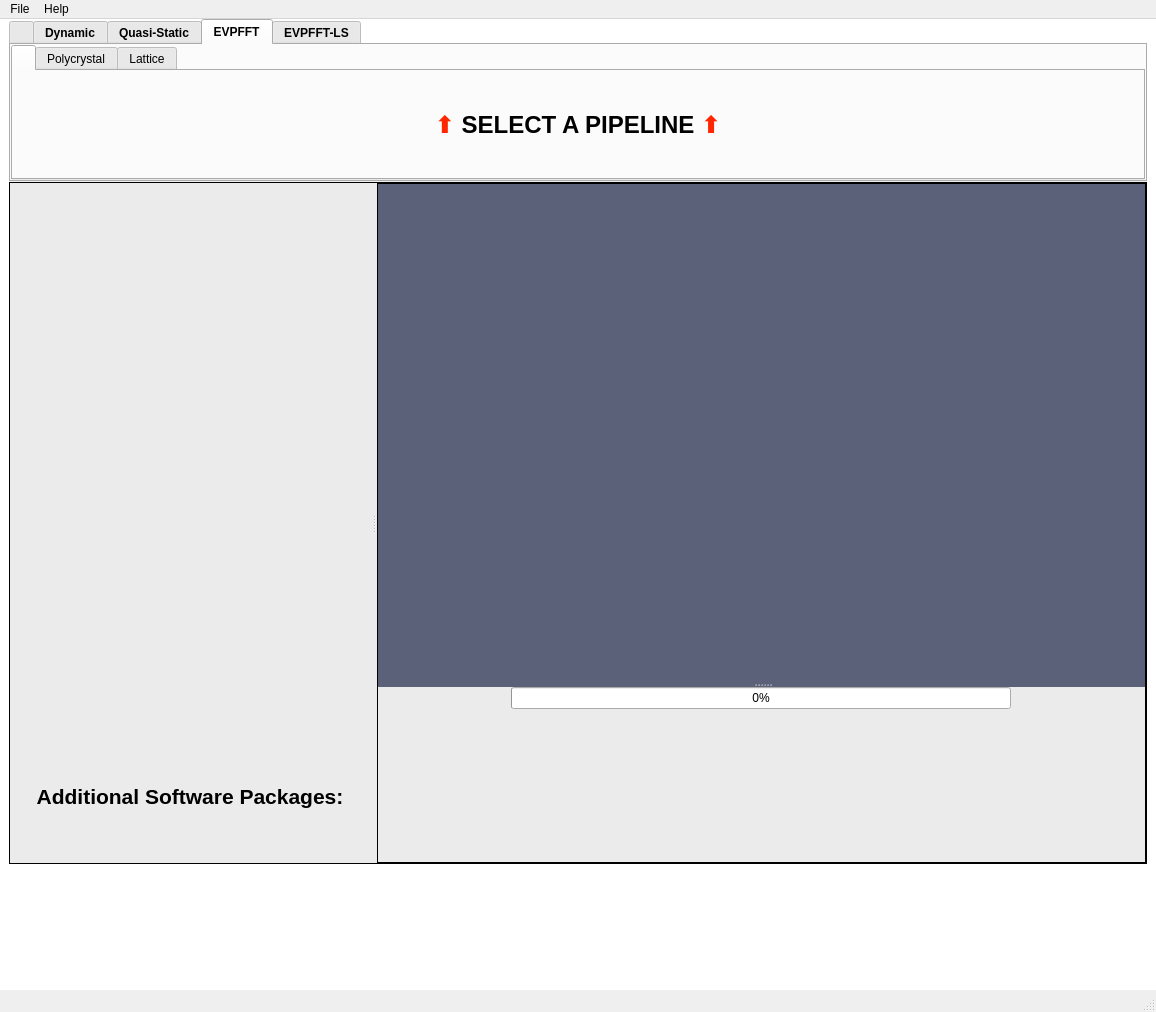
Before: the Qt Designer form python/FIERRO-GUI/fierro_gui/FIERRO_GUI.ui in lanl/Fierro, drawn with Qt 5.
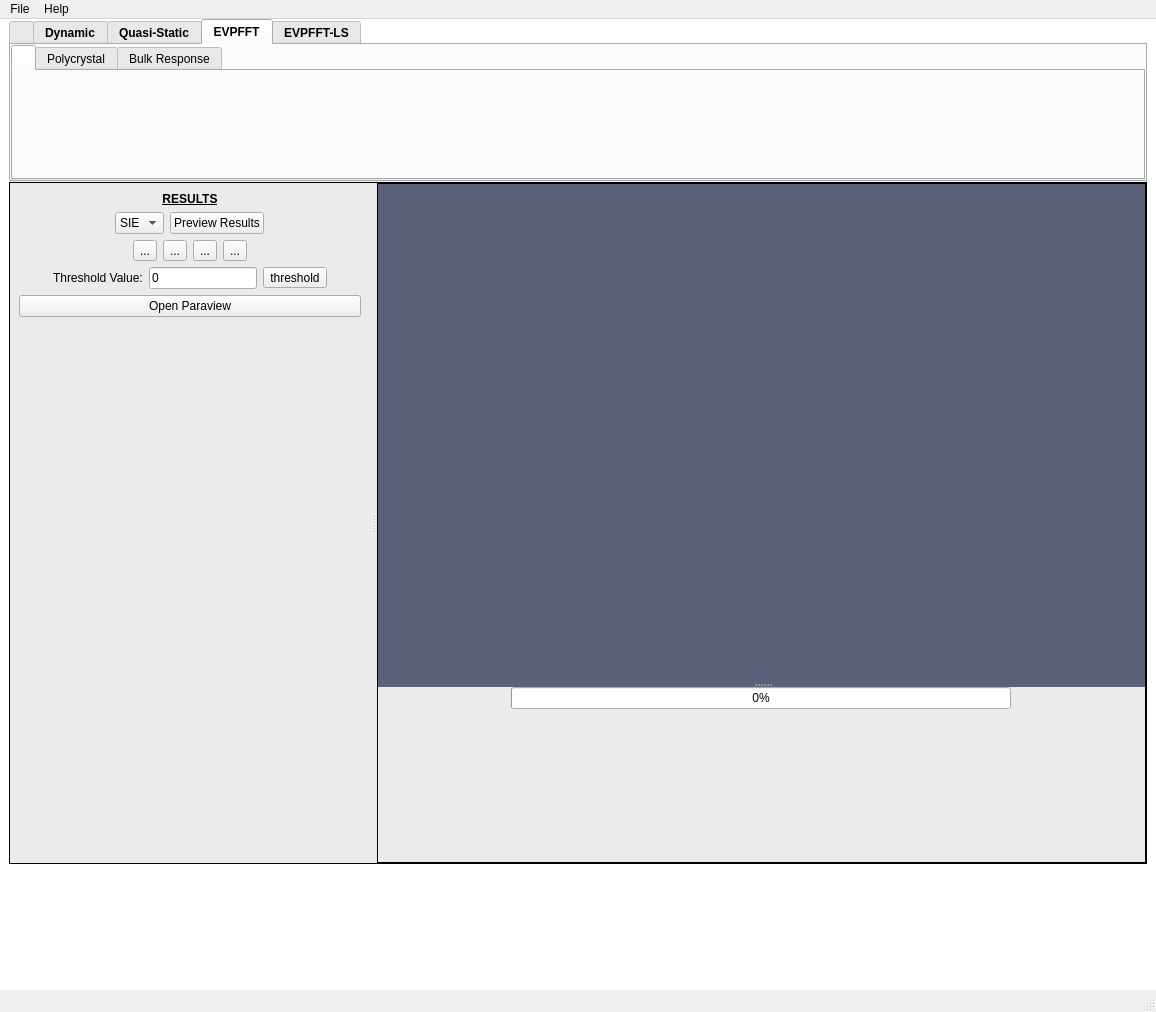
After: the same form once the commit is applied. The open tabs and pages were chosen to show the change. Icons and pictures are not drawn.

Diff of the .ui file:
```diff
--- a/python/FIERRO-GUI/fierro_gui/FIERRO_GUI.ui
+++ b/python/FIERRO-GUI/fierro_gui/FIERRO_GUI.ui
@@ -1085,7 +1085,7 @@
             <item>
              <widget class="QLabel" name="label_3">
               <property name="text">
-               <string>&lt;html&gt;&lt;head/&gt;&lt;body&gt;&lt;p align=&quot;center&quot;&gt;&lt;span style=&quot; font-size:18pt; font-weight:700; color:#ff2600;&quot;&gt;⬆&lt;/span&gt;&lt;span style=&quot; font-size:18pt; font-weight:700;&quot;&gt; SELECT A PIPELINE &lt;/span&gt;&lt;span style=&quot; font-size:18pt; font-weight:700; color:#ff2600;&quot;&gt;⬆&lt;/span&gt;&lt;/p&gt;&lt;/body&gt;&lt;/html&gt;</string>
+               <string>&lt;html&gt;&lt;head/&gt;&lt;body&gt;&lt;p align=&quot;center&quot;&gt;&lt;br/&gt;&lt;/p&gt;&lt;/body&gt;&lt;/html&gt;</string>
               </property>
              </widget>
             </item>
@@ -1235,7 +1235,7 @@
           </widget>
           <widget class="QWidget" name="EVPFFTHomogenization">
            <attribute name="title">
-            <string>Lattice</string>
+            <string>Bulk Response</string>
            </attribute>
            <layout class="QVBoxLayout" name="verticalLayout_6">
             <property name="spacing">
@@ -6239,6 +6239,239 @@
             </item>
            </layout>
           </widget>
+          <widget class="QWidget" name="ResultsSGH">
+           <layout class="QVBoxLayout" name="verticalLayout_38">
+            <item>
+             <widget class="QLabel" name="LResultsSGH">
+              <property name="text">
+               <string>&lt;html&gt;&lt;head/&gt;&lt;body&gt;&lt;p align=&quot;center&quot;&gt;&lt;span style=&quot; font-weight:700; text-decoration: underline; color:#000000;&quot;&gt;RESULTS&lt;/span&gt;&lt;/p&gt;&lt;/body&gt;&lt;/html&gt;</string>
+              </property>
+             </widget>
+            </item>
+            <item alignment="Qt::AlignHCenter">
+             <widget class="QFrame" name="frame_15">
+              <property name="frameShape">
+               <enum>QFrame::NoFrame</enum>
+              </property>
+              <property name="frameShadow">
+               <enum>QFrame::Raised</enum>
+              </property>
+              <layout class="QHBoxLayout" name="horizontalLayout_17">
+               <property name="leftMargin">
+                <number>0</number>
+               </property>
+               <property name="topMargin">
+                <number>0</number>
+               </property>
+               <property name="rightMargin">
+                <number>0</number>
+               </property>
+               <property name="bottomMargin">
+                <number>0</number>
+               </property>
+               <item>
+                <widget class="QComboBox" name="INOuputVarSGH">
+                 <item>
+                  <property name="text">
+                   <string>SIE</string>
+                  </property>
+                 </item>
+                </widget>
+               </item>
+               <item>
+                <widget class="QPushButton" name="BPreviewResultsSGH">
+                 <property name="text">
+                  <string>Preview Results</string>
+                 </property>
+                </widget>
+               </item>
+              </layout>
+             </widget>
+            </item>
+            <item alignment="Qt::AlignHCenter">
+             <widget class="QFrame" name="frame_13">
+              <property name="frameShape">
+               <enum>QFrame::NoFrame</enum>
+              </property>
+              <property name="frameShadow">
+               <enum>QFrame::Raised</enum>
+              </property>
+              <layout class="QHBoxLayout" name="horizontalLayout_12">
+               <property name="leftMargin">
+                <number>0</number>
+               </property>
+               <property name="topMargin">
+                <number>0</number>
+               </property>
+               <property name="rightMargin">
+                <number>0</number>
+               </property>
+               <property name="bottomMargin">
+                <number>0</number>
+               </property>
+               <item>
+                <widget class="QToolButton" name="BFirstFrame">
+                 <property name="text">
+                  <string>...</string>
+                 </property>
+                 <property name="icon">
+                  <iconset resource="Icons/IconResourceFile.qrc">
+                   <normaloff>:/Blue Icons/Blue Icons/FirstFrame.svg</normaloff>:/Blue Icons/Blue Icons/FirstFrame.svg</iconset>
+                 </property>
+                 <property name="iconSize">
+                  <size>
+                   <width>32</width>
+                   <height>32</height>
+                  </size>
+                 </property>
+                 <property name="popupMode">
+                  <enum>QToolButton::DelayedPopup</enum>
+                 </property>
+                 <property name="toolButtonStyle">
+                  <enum>Qt::ToolButtonIconOnly</enum>
+                 </property>
+                 <property name="autoRaise">
+                  <bool>false</bool>
+                 </property>
+                 <property name="arrowType">
+                  <enum>Qt::NoArrow</enum>
+                 </property>
+                </widget>
+               </item>
+               <item>
+                <widget class="QToolButton" name="BPreviousFrame">
+                 <property name="text">
+                  <string>...</string>
+                 </property>
+                 <property name="icon">
+                  <iconset resource="Icons/IconResourceFile.qrc">
+                   <normaloff>:/Blue Icons/Blue Icons/PreviousFrame.svg</normaloff>:/Blue Icons/Blue Icons/PreviousFrame.svg</iconset>
+                 </property>
+                 <property name="iconSize">
+                  <size>
+                   <width>32</width>
+                   <height>32</height>
+                  </size>
+                 </property>
+                </widget>
+               </item>
+               <item>
+                <widget class="QToolButton" name="BNextFrame">
+                 <property name="text">
+                  <string>...</string>
+                 </property>
+                 <property name="icon">
+                  <iconset resource="Icons/IconResourceFile.qrc">
+                   <normaloff>:/Blue Icons/Blue Icons/NextFrame.svg</normaloff>:/Blue Icons/Blue Icons/NextFrame.svg</iconset>
+                 </property>
+                 <property name="iconSize">
+                  <size>
+                   <width>32</width>
+                   <height>32</height>
+                  </size>
+                 </property>
+                </widget>
+               </item>
+               <item>
+                <widget class="QToolButton" name="BLastFrame">
+                 <property name="text">
+                  <string>...</string>
+                 </property>
+                 <property name="icon">
+                  <iconset resource="Icons/IconResourceFile.qrc">
+                   <normaloff>:/Blue Icons/Blue Icons/LastFrame.svg</normaloff>:/Blue Icons/Blue Icons/LastFrame.svg</iconset>
+                 </property>
+                 <property name="iconSize">
+                  <size>
+                   <width>32</width>
+                   <height>32</height>
+                  </size>
+                 </property>
+                </widget>
+               </item>
+              </layout>
+             </widget>
+            </item>
+            <item alignment="Qt::AlignHCenter">
+             <widget class="QFrame" name="frame_14">
+              <property name="frameShape">
+               <enum>QFrame::NoFrame</enum>
+              </property>
+              <property name="frameShadow">
+               <enum>QFrame::Raised</enum>
+              </property>
+              <layout class="QHBoxLayout" name="horizontalLayout_16">
+               <property name="leftMargin">
+                <number>0</number>
+               </property>
+               <property name="topMargin">
+                <number>0</number>
+               </property>
+               <property name="rightMargin">
+                <number>0</number>
+               </property>
+               <property name="bottomMargin">
+                <number>0</number>
+               </property>
+               <item>
+                <widget class="QLabel" name="LThreshold">
+                 <property name="text">
+                  <string>Threshold Value:</string>
+                 </property>
+                </widget>
+               </item>
+               <item>
+                <widget class="QLineEdit" name="INThreshold">
+                 <property name="text">
+                  <string>0</string>
+                 </property>
+                </widget>
+               </item>
+               <item>
+                <widget class="QToolButton" name="BThreshold">
+                 <property name="text">
+                  <string>threshold</string>
+                 </property>
+                 <property name="icon">
+                  <iconset resource="Icons/IconResourceFile.qrc">
+                   <normaloff>:/Blue Icons/Blue Icons/crop.svg</normaloff>:/Blue Icons/Blue Icons/crop.svg</iconset>
+                 </property>
+                 <property name="iconSize">
+                  <size>
+                   <width>32</width>
+                   <height>32</height>
+                  </size>
+                 </property>
+                 <property name="toolButtonStyle">
+                  <enum>Qt::ToolButtonIconOnly</enum>
+                 </property>
+                </widget>
+               </item>
+              </layout>
+             </widget>
+            </item>
+            <item>
+             <widget class="QPushButton" name="BOpenParaviewSGH">
+              <property name="text">
+               <string>Open Paraview</string>
+              </property>
+             </widget>
+            </item>
+            <item>
+             <spacer name="verticalSpacer_17">
+              <property name="orientation">
+               <enum>Qt::Vertical</enum>
+              </property>
+              <property name="sizeHint" stdset="0">
+               <size>
+                <width>20</width>
+                <height>40</height>
+               </size>
+              </property>
+             </spacer>
+            </item>
+           </layout>
+          </widget>
          </widget>
          <widget class="QFrame" name="ParaviewFrame">
           <property name="focusPolicy">
```
Left out of the diff: 129 changed lines with no effect on the pictures.
